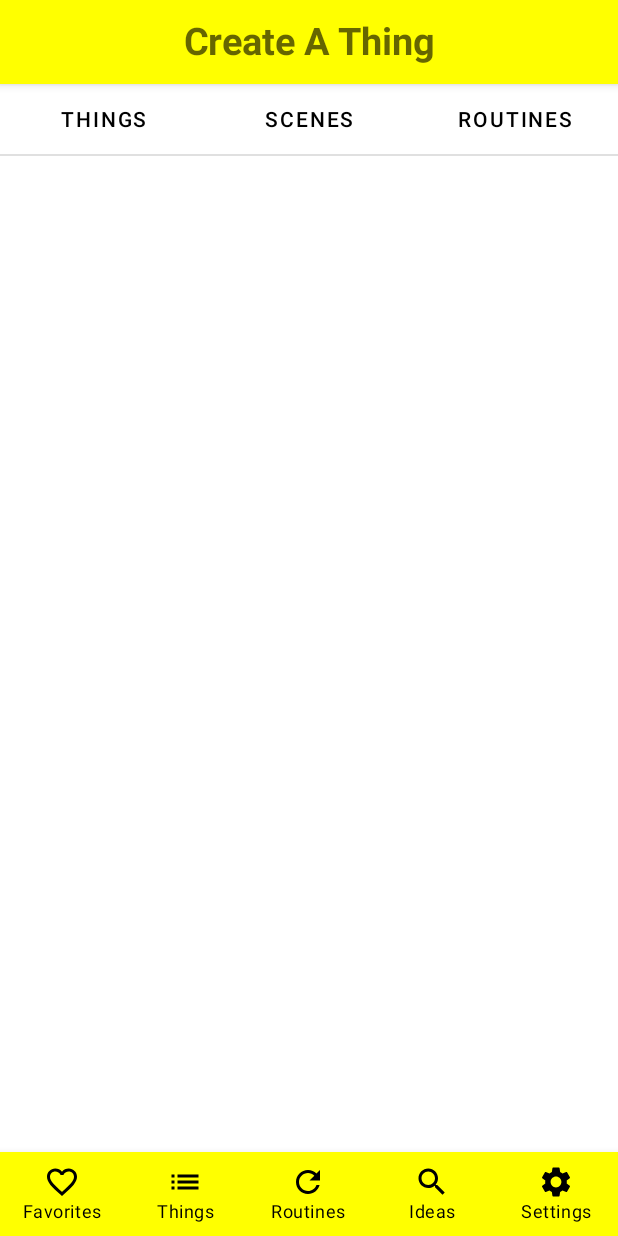
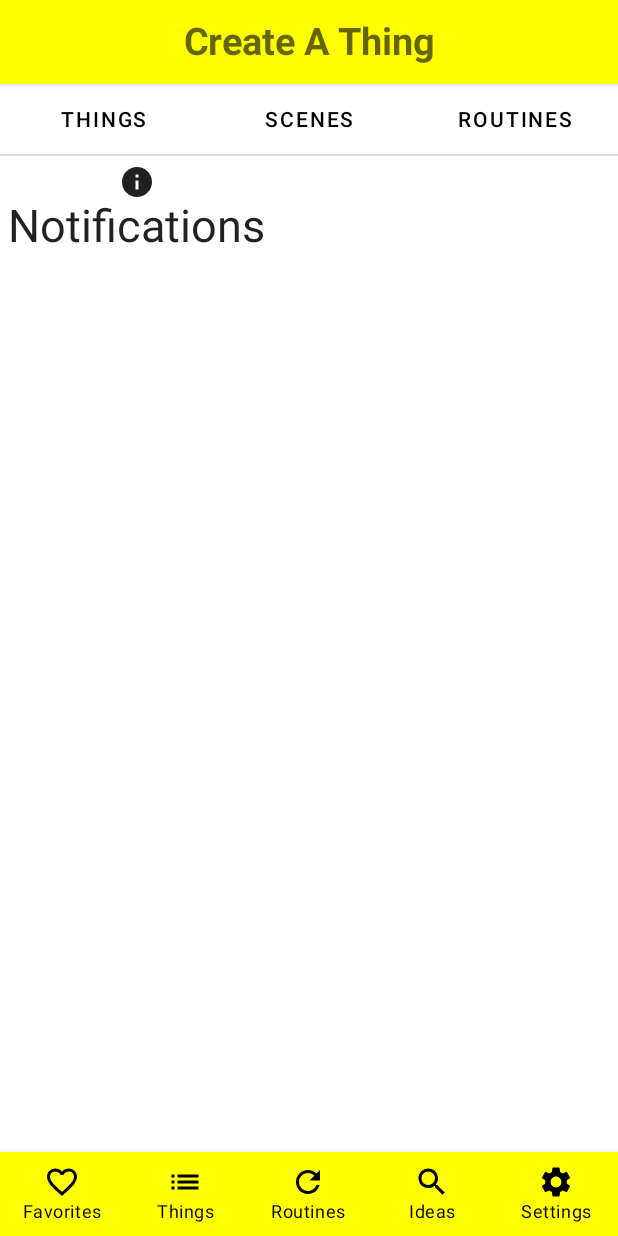
Before and after one commit to BenziDarwin/Navigation-Project, an Android app built with Jetpack Compose: the CreateThing screen opened through its navigation route, on a phone screen of 412 x 824 dp. Run offline under Robolectric (Android 15) with nearby library versions, the phone set to English and light mode, and no system bars; our stand-ins replace accompanist; 1 statement that could not run was skipped.

Commit message:
75% complete

```diff
--- a/app/src/main/java/com/example/navigation/components/screens/Routines/CreateThing.kt
+++ b/app/src/main/java/com/example/navigation/components/screens/Routines/CreateThing.kt
@@ -37,7 +37,7 @@ fun CreateThing(
     val tabRowItems = listOf(
         TabRowItem(
             title = "THINGS",
-            screen = { },
+            screen = { Thing(navController = navController)},
         ),
         TabRowItem(
             title = "SCENES",
--- a/app/src/main/java/com/example/navigation/components/screens/Routines/Thing.kt
+++ b/app/src/main/java/com/example/navigation/components/screens/Routines/Thing.kt
@@ -1,15 +1,13 @@
 package com.example.navigation.components.screens.Routines
 
 import androidx.compose.foundation.clickable
-import androidx.compose.foundation.layout.Box
-import androidx.compose.foundation.layout.Column
-import androidx.compose.foundation.layout.fillMaxSize
-import androidx.compose.foundation.layout.padding
+import androidx.compose.foundation.layout.*
 import androidx.compose.material.Icon
 import androidx.compose.material.Text
 import androidx.compose.material.icons.Icons
 import androidx.compose.material.icons.filled.Info
 import androidx.compose.runtime.Composable
+import androidx.compose.ui.Alignment
 import androidx.compose.ui.Modifier
 import androidx.compose.ui.unit.dp
 import androidx.compose.ui.unit.sp
@@ -20,12 +18,14 @@ fun Thing(
     navController: NavHostController
 ) {
     Box(
+        contentAlignment = Alignment.CenterStart,
         modifier = Modifier
-            .fillMaxSize()
             .padding(top = 5.dp, start = 5.dp)
             .clickable { navController.navigate("thingselect") }
     ){
-        Column() {
+        Column(
+            horizontalAlignment = Alignment.CenterHorizontally,
+        ) {
             Icon(imageVector = Icons.Default.Info, contentDescription = "Notifications")
             Text(text = "Notifications", fontSize = 30.sp)
         }
```
Also changed, not shown: app/src/main/java/com/example/navigation/components/screens/Routines/ThingSelect.kt (+55 -5 lines).
